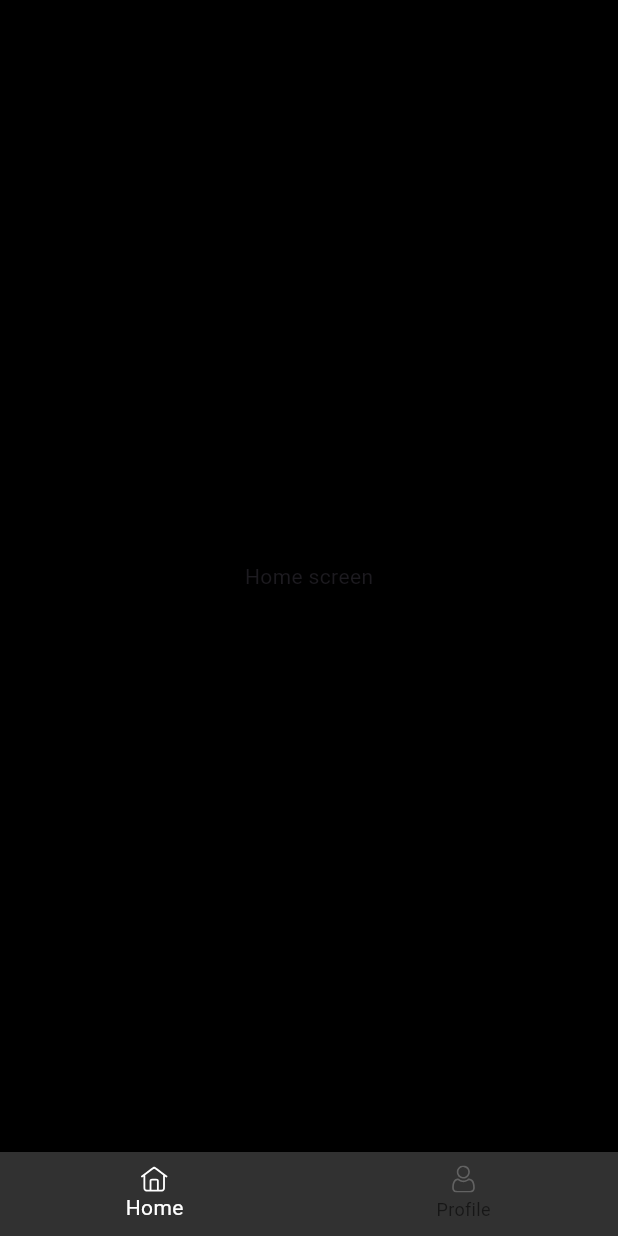
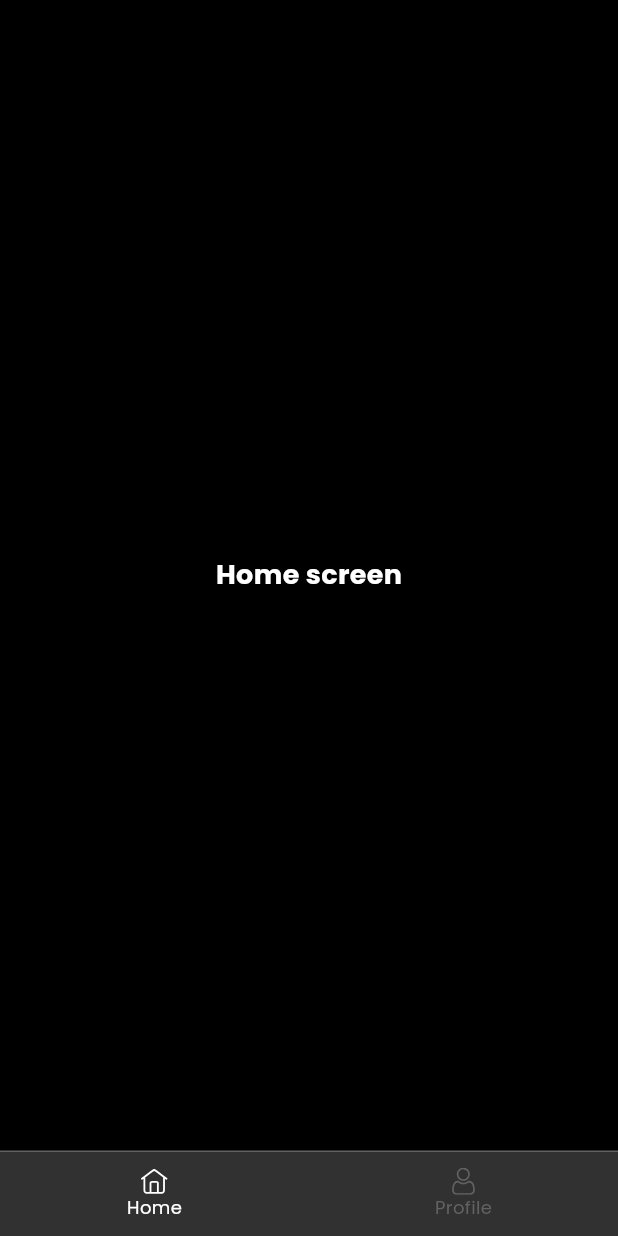
Before and after one commit to KafiulIslam/ui_test, a Flutter app: the screen it shows after launch, on a phone screen of 412 x 824 dp. Run offline on Flutter 3.47's test engine with Material 3 defaults, Android fonts, the phone set to English and light mode, and no system bars; our stand-ins replace flutter_svg, google_fonts.

Commit message:
typography is ready to use

```diff
--- a/lib/utils/assets_path.dart
+++ b/lib/utils/assets_path.dart
@@ -1,9 +1,3 @@
-
-/// images path ///
-
-const splashLogo = 'assets/images/moneyGer.png';
-const addIcon = 'assets/images/add_icon.png';
-const shareIcon = 'assets/images/share.png';
 
 
 /// svg paths ///
--- a/lib/utils/color.dart
+++ b/lib/utils/color.dart
@@ -5,5 +5,5 @@ class AppColor {
  static const primaryColor = Color(0xFFFBBA40);
  static const white = Colors.white;
  static const secondaryColor = Color(0xFF313131);
- static const ass = Color(0xFF626262);
+ static const borderColor = Color(0xFF626262);
 }
--- a/lib/utils/typograpgy.dart
+++ b/lib/utils/typograpgy.dart
@@ -1,33 +1,33 @@
-// import 'package:flutter/material.dart';
-// import 'package:google_fonts/google_fonts.dart';
-// import 'color.dart';
-//
-// /// new way ///
-//
-// final tTextStyleRegular = GoogleFonts.montserrat(
-//     textStyle: const TextStyle(
-//         color: textPrimaryColor, fontSize: 16));
-//
-// final tTextStyle500 = GoogleFonts.montserrat(
-//     textStyle: const TextStyle(
-//         color: textPrimaryColor, fontSize: 16, fontWeight: FontWeight.w500));
-//
-// final tTextStyle600 = GoogleFonts.montserrat(
-//     textStyle: const TextStyle(
-//         color: textPrimaryColor, fontSize: 16, fontWeight: FontWeight.w600));
-//
-// final tTextStyle700 = GoogleFonts.montserrat(
-//     textStyle: const TextStyle(
-//         color: textPrimaryColor, fontSize: 16, fontWeight: FontWeight.w700));
-//
-// final tTextStyle800 = GoogleFonts.montserrat(
-//     textStyle: const TextStyle(
-//         color: textPrimaryColor, fontSize: 16, fontWeight: FontWeight.w800));
-//
-// final tTextStyleBold = GoogleFonts.montserrat(
-//     textStyle: const TextStyle(
-//         color: textPrimaryColor, fontSize: 16, fontWeight: FontWeight.bold));
-//
-// final hintTextStyle = GoogleFonts.montserrat(
-//     textStyle: const TextStyle(
-//         fontSize: 16.0, fontWeight: FontWeight.w400, color: Color(0xFF808080)));
+import 'package:flutter/material.dart';
+import 'package:google_fonts/google_fonts.dart';
+import 'color.dart';
+
+/// new way ///
+
+final tTextStyleRegular = GoogleFonts.poppins(
+    textStyle: const TextStyle(
+        color: AppColor.white, fontSize: 12));
+
+final tTextStyle500 = GoogleFonts.poppins(
+    textStyle: const TextStyle(
+        color: AppColor.white, fontSize: 14, fontWeight: FontWeight.w500));
+
+final tTextStyle600 = GoogleFonts.poppins(
+    textStyle: const TextStyle(
+        color: AppColor.white, fontSize: 16, fontWeight: FontWeight.w600));
+
+final tTextStyle700 = GoogleFonts.poppins(
+    textStyle: const TextStyle(
+        color: AppColor.white, fontSize: 18, fontWeight: FontWeight.w700));
+
+final tTextStyle800 = GoogleFonts.poppins(
+    textStyle: const TextStyle(
+        color: AppColor.white, fontSize: 20, fontWeight: FontWeight.w800));
+
+final tTextStyleBold = GoogleFonts.poppins(
+    textStyle: const TextStyle(
+        color: AppColor.white, fontSize: 24, fontWeight: FontWeight.bold));
+
+final hintTextStyle = GoogleFonts.poppins(
+    textStyle: const TextStyle(
+        fontSize: 16.0, fontWeight: FontWeight.w400, color: Color(0xFF808080)));
--- a/lib/views/dashboard/dashboard_screen.dart
+++ b/lib/views/dashboard/dashboard_screen.dart
@@ -1,6 +1,7 @@
 import 'package:flutter/material.dart';
 import 'package:flutter_svg/svg.dart';
 import 'package:ui_test/utils/color.dart';
+import 'package:ui_test/utils/typograpgy.dart';
 import 'package:ui_test/views/dashboard/profile/profile_screen.dart';
 import '../../utils/assets_path.dart';
 import 'home/home_screen.dart';
@@ -30,7 +31,13 @@ class _DashboardScreenState extends State<DashboardScreen> {
   Widget build(BuildContext context) {
     return Scaffold(
       body: _widgetOptions.elementAt(_selectedIndex),
-      bottomNavigationBar: BottomNavigationBar(
+      bottomNavigationBar: Container(
+        decoration: const BoxDecoration(
+          border: Border(
+            top: BorderSide(color: AppColor.borderColor, width: 1),
+          ),
+        ),
+        child: BottomNavigationBar(
           items: <BottomNavigationBarItem>[
             BottomNavigationBarItem(
               icon: SizedBox(
@@ -38,7 +45,9 @@ class _DashboardScreenState extends State<DashboardScreen> {
                 width: 18,
                 child: SvgPicture.asset(
                   homeIcon,
-                color: _selectedIndex == 0 ? AppColor.white : AppColor.ass,
+                  color: _selectedIndex == 0
+                      ? AppColor.white
+                      : AppColor.borderColor,
                 ),
               ),
               label: 'Home',
@@ -49,7 +58,9 @@ class _DashboardScreenState extends State<DashboardScreen> {
                 width: 18,
                 child: SvgPicture.asset(
                   profileIcon,
-                color: _selectedIndex == 1 ? AppColor.white : AppColor.ass,
+                  color: _selectedIndex == 1
+                      ? AppColor.white
+                      : AppColor.borderColor,
                 ),
               ),
               label: 'Profile',
@@ -60,7 +71,11 @@ class _DashboardScreenState extends State<DashboardScreen> {
           backgroundColor: AppColor.secondaryColor,
           currentIndex: _selectedIndex,
           selectedItemColor: AppColor.white,
+          selectedLabelStyle: tTextStyleRegular,
+          unselectedLabelStyle: tTextStyleRegular,
+          unselectedItemColor: AppColor.borderColor,
           onTap: _onItemTapped,
+        ),
       ),
     );
   }
--- a/lib/views/dashboard/home/home_screen.dart
+++ b/lib/views/dashboard/home/home_screen.dart
@@ -1,4 +1,5 @@
 import 'package:flutter/material.dart';
+import 'package:ui_test/utils/typograpgy.dart';
 
 class HomeScreen extends StatefulWidget {
   const HomeScreen({Key? key}) : super(key: key);
@@ -8,10 +9,14 @@ class HomeScreen extends StatefulWidget {
 }
 
 class _HomeScreenState extends State<HomeScreen> {
-
-
   @override
   Widget build(BuildContext context) {
-    return const Scaffold(body: Center(child: Text('Home screen')),);
+    return Scaffold(
+      body: Center(
+          child: Text(
+        'Home screen',
+        style: tTextStyle700,
+      )),
+    );
   }
 }
--- a/pubspec.yaml
+++ b/pubspec.yaml
@@ -36,6 +36,7 @@ dependencies:
   # Use with the CupertinoIcons class for iOS style icons.
   cupertino_icons: ^1.0.6
   flutter_svg: ^2.0.15
+  google_fonts: ^6.2.1
 
 dev_dependencies:
   flutter_test:
```
Also changed, not shown: pubspec.lock, 7 other files. Lines whose indentation alone changed are shown as unchanged.
